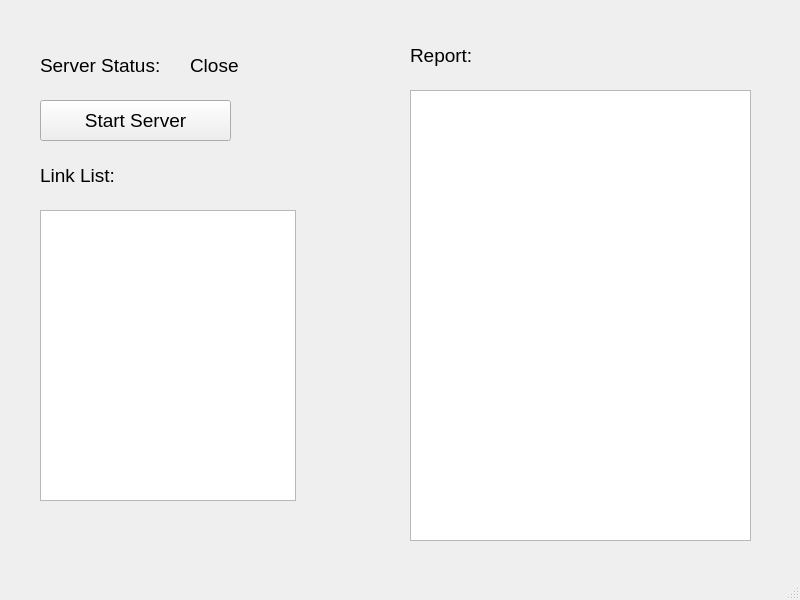
HYBB-rash/net, file UI/Server.ui: the form before one commit.
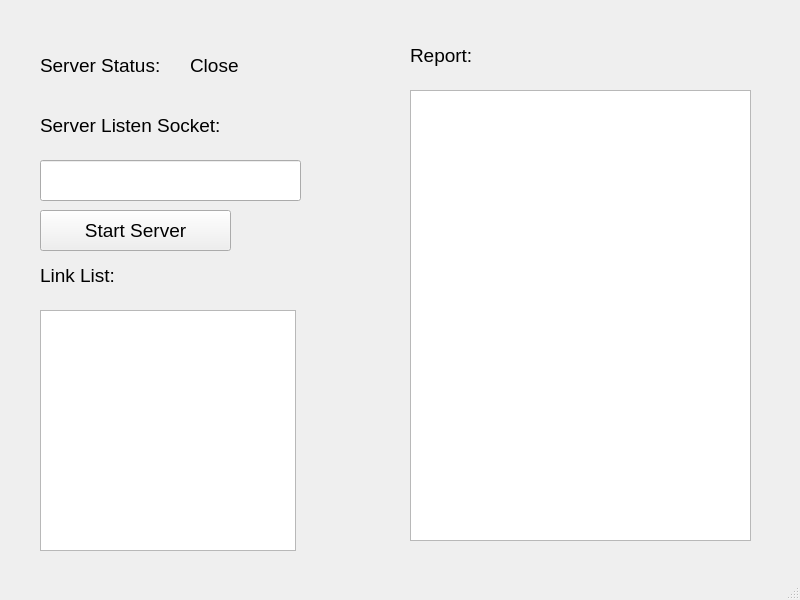
The form after the commit.

Diff of the .ui file:
```diff
--- a/UI/Server.ui
+++ b/UI/Server.ui
@@ -64,7 +64,7 @@
     <property name="geometry">
      <rect>
       <x>40</x>
-      <y>100</y>
+      <y>210</y>
       <width>191</width>
       <height>41</height>
      </rect>
@@ -82,9 +82,9 @@
     <property name="geometry">
      <rect>
       <x>40</x>
-      <y>210</y>
+      <y>310</y>
       <width>256</width>
-      <height>291</height>
+      <height>241</height>
      </rect>
     </property>
    </widget>
@@ -92,7 +92,7 @@
     <property name="geometry">
      <rect>
       <x>40</x>
-      <y>150</y>
+      <y>250</y>
       <width>131</width>
       <height>51</height>
      </rect>
@@ -124,6 +124,39 @@
      <string>Report:</string>
     </property>
    </widget>
+   <widget class="QLineEdit" name="SocketInput">
+    <property name="geometry">
+     <rect>
+      <x>40</x>
+      <y>160</y>
+      <width>261</width>
+      <height>41</height>
+     </rect>
+    </property>
+    <property name="font">
+     <font>
+      <pointsize>14</pointsize>
+     </font>
+    </property>
+   </widget>
+   <widget class="QLabel" name="SocketLabel">
+    <property name="geometry">
+     <rect>
+      <x>40</x>
+      <y>100</y>
+      <width>221</width>
+      <height>51</height>
+     </rect>
+    </property>
+    <property name="font">
+     <font>
+      <pointsize>14</pointsize>
+     </font>
+    </property>
+    <property name="text">
+     <string>Server Listen Socket:</string>
+    </property>
+   </widget>
   </widget>
   <widget class="QMenuBar" name="menubar">
    <property name="geometry">
```
